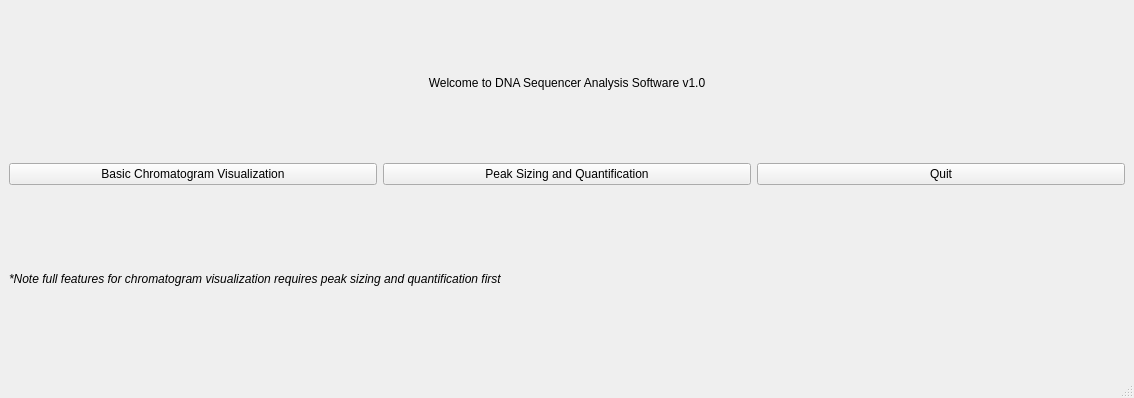
Above: skip_frac.ui from nafanh/DNA-Sequencer-Kinetic-Analysis before the change. Below: the same form after it.
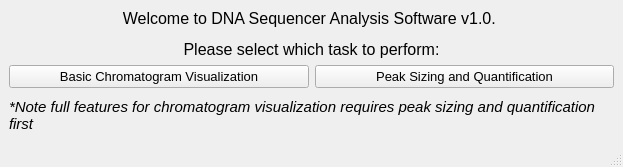
That is the form after the change.

Diff of the .ui file:
```diff
--- a/skip_frac.ui
+++ b/skip_frac.ui
@@ -6,8 +6,8 @@
    <rect>
     <x>0</x>
     <y>0</y>
-    <width>1134</width>
-    <height>398</height>
+    <width>623</width>
+    <height>167</height>
    </rect>
   </property>
   <property name="windowTitle">
@@ -20,17 +20,28 @@
       <item>
        <widget class="QLabel" name="label">
         <property name="text">
-         <string>Welcome to DNA Sequencer Analysis Software v1.0</string>
+         <string>&lt;html&gt;&lt;head/&gt;&lt;body&gt;&lt;p align=&quot;center&quot;&gt;&lt;span style=&quot; font-size:12pt;&quot;&gt;Welcome to DNA Sequencer Analysis Software v1.0. &lt;/span&gt;&lt;/p&gt;&lt;p align=&quot;center&quot;&gt;&lt;span style=&quot; font-size:12pt;&quot;&gt;Please select which task to perform:&lt;/span&gt;&lt;/p&gt;&lt;/body&gt;&lt;/html&gt;</string>
+        </property>
+        <property name="textFormat">
+         <enum>Qt::RichText</enum>
         </property>
         <property name="alignment">
          <set>Qt::AlignCenter</set>
         </property>
+        <property name="wordWrap">
+         <bool>false</bool>
+        </property>
        </widget>
       </item>
       <item>
        <layout class="QHBoxLayout" name="horizontalLayout">
         <item>
          <widget class="QPushButton" name="pushButton">
+          <property name="font">
+           <font>
+            <pointsize>10</pointsize>
+           </font>
+          </property>
           <property name="text">
            <string>Basic Chromatogram Visualization</string>
           </property>
@@ -38,18 +49,16 @@
         </item>
         <item>
          <widget class="QPushButton" name="pushButton_2">
+          <property name="font">
+           <font>
+            <pointsize>10</pointsize>
+           </font>
+          </property>
           <property name="text">
            <string>Peak Sizing and Quantification</string>
           </property>
          </widget>
         </item>
-        <item>
-         <widget class="QPushButton" name="pushButton_3">
-          <property name="text">
-           <string>Quit</string>
-          </property>
-         </widget>
-        </item>
        </layout>
       </item>
      </layout>
@@ -58,6 +67,7 @@
      <widget class="QLabel" name="label_2">
       <property name="font">
        <font>
+        <pointsize>11</pointsize>
         <italic>true</italic>
        </font>
       </property>
```
Left out of the diff: 4 changed lines with no effect on the pictures.
